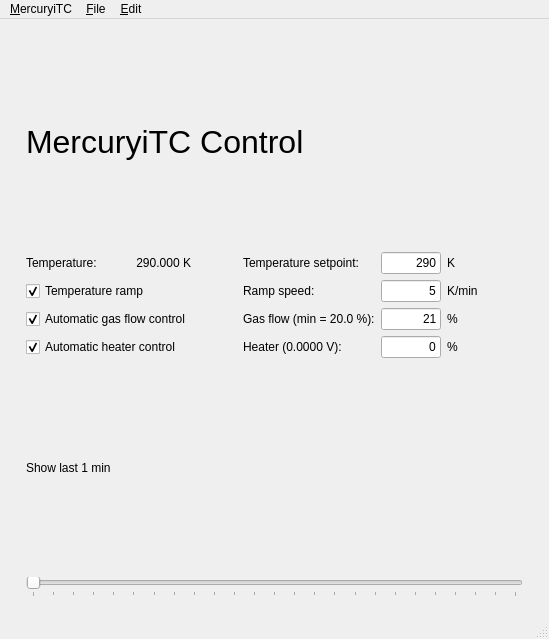
Above: mercurygui/main.ui from osgirl/mercurygui before the change. Below: the same form after it.
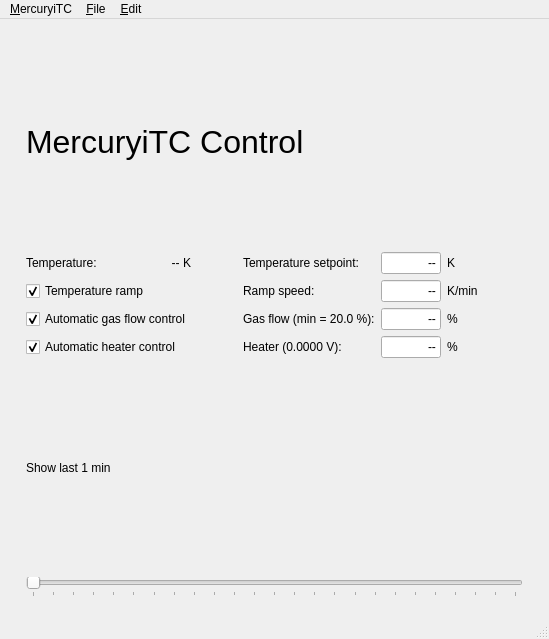
That is the form after the change. Custom widgets are drawn as their Qt base class.

Commit message: set default readings to '--'

```diff
--- a/mercurygui/main.ui
+++ b/mercurygui/main.ui
@@ -92,7 +92,7 @@
          </size>
         </property>
         <property name="text">
-         <string>0</string>
+         <string>--</string>
         </property>
         <property name="alignment">
          <set>Qt::AlignRight|Qt::AlignTrailing|Qt::AlignVCenter</set>
@@ -133,7 +133,7 @@
          </size>
         </property>
         <property name="text">
-         <string>290</string>
+         <string>--</string>
         </property>
         <property name="alignment">
          <set>Qt::AlignRight|Qt::AlignTrailing|Qt::AlignVCenter</set>
@@ -155,7 +155,7 @@
          </size>
         </property>
         <property name="text">
-         <string>5</string>
+         <string>--</string>
         </property>
         <property name="alignment">
          <set>Qt::AlignRight|Qt::AlignTrailing|Qt::AlignVCenter</set>
@@ -211,7 +211,7 @@
          </size>
         </property>
         <property name="text">
-         <string>21</string>
+         <string>--</string>
         </property>
         <property name="alignment">
          <set>Qt::AlignRight|Qt::AlignTrailing|Qt::AlignVCenter</set>
@@ -354,7 +354,7 @@
          </size>
         </property>
         <property name="text">
-         <string>290.000 K</string>
+         <string>-- K</string>
         </property>
         <property name="alignment">
          <set>Qt::AlignRight|Qt::AlignTrailing|Qt::AlignVCenter</set>
```
